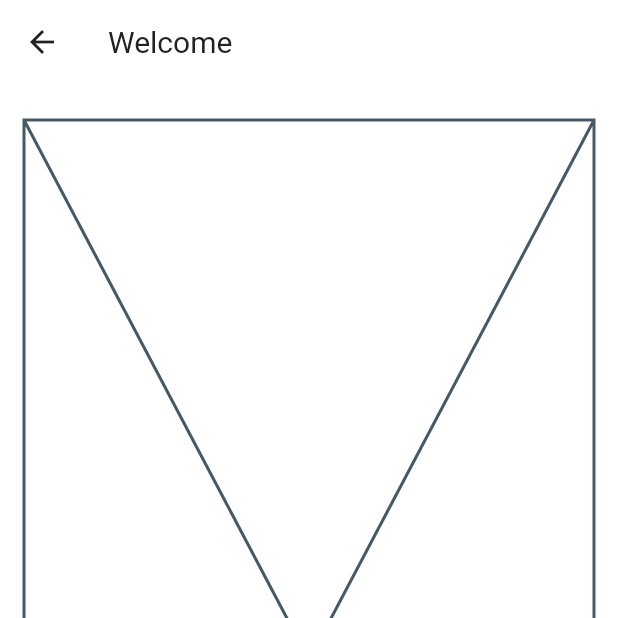
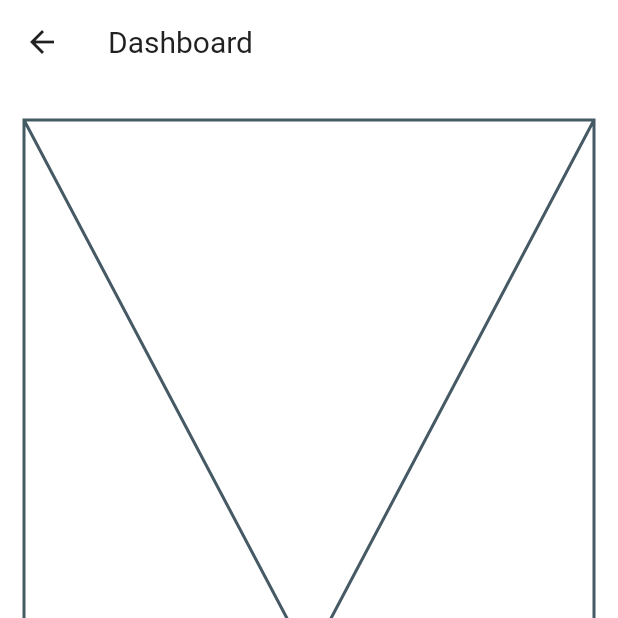
Before and after one commit to Felipe-Borba/my_kakeibo, a Flutter app: the DashboardView screen opened directly, on a phone screen of 412 x 824 dp, the top half of it. Run offline on Flutter 3.47's test engine with Material 3 defaults, Android fonts, the phone set to English and light mode, and no system bars; our stand-ins replace cloud_firestore, firebase_auth, firebase_core, flutter_modular, fluttertoast, shared_preferences; accounts and stored records are empty; generated files the repository leaves out were written again.

Commit message:
remove intl for now

```diff
--- a/lib/presentation/user/create_account/create_account_view.dart
+++ b/lib/presentation/user/create_account/create_account_view.dart
@@ -1,5 +1,4 @@
 import 'package:flutter/material.dart';
-import 'package:flutter_gen/gen_l10n/app_localizations.dart';
 import 'package:flutter_modular/flutter_modular.dart';
 import 'package:my_kakeibo/core/components/app_bar_custom.dart';
 import 'package:my_kakeibo/presentation/user/create_account/create_account_controller.dart';
@@ -12,7 +11,6 @@ class CreateAccountView extends StatelessWidget {
   @override
   Widget build(BuildContext context) {
     final controller = Modular.get<CreateAccountController>();
-    final intl = AppLocalizations.of(context)!;
 
     return ListenableBuilder(
       listenable: controller,
--- a/lib/presentation/user/dashboard/dashboard_view.dart
+++ b/lib/presentation/user/dashboard/dashboard_view.dart
@@ -2,7 +2,6 @@ import 'package:flutter/material.dart';
 import 'package:flutter_modular/flutter_modular.dart';
 import 'package:my_kakeibo/core/components/app_bar_custom.dart';
 import 'package:my_kakeibo/presentation/user/login/login_controller.dart';
-import 'package:flutter_gen/gen_l10n/app_localizations.dart';
 
 class DashboardView extends StatelessWidget {
   const DashboardView({super.key});
@@ -12,16 +11,15 @@ class DashboardView extends StatelessWidget {
   @override
   Widget build(BuildContext context) {
     final controller = Modular.get<LoginController>();
-    final intl = AppLocalizations.of(context)!;
 
     return ListenableBuilder(
       listenable: controller,
       builder: (BuildContext context, Widget? child) {
-        return Scaffold(
+        return const Scaffold(
           appBar: AppBarCustom(
-            title: intl.welcome,
+            title: "Dashboard",
           ),
-          body: const Padding(
+          body: Padding(
             padding: EdgeInsetsDirectional.fromSTEB(16, 24, 16, 24),
             child: Placeholder(),
           ),
```
